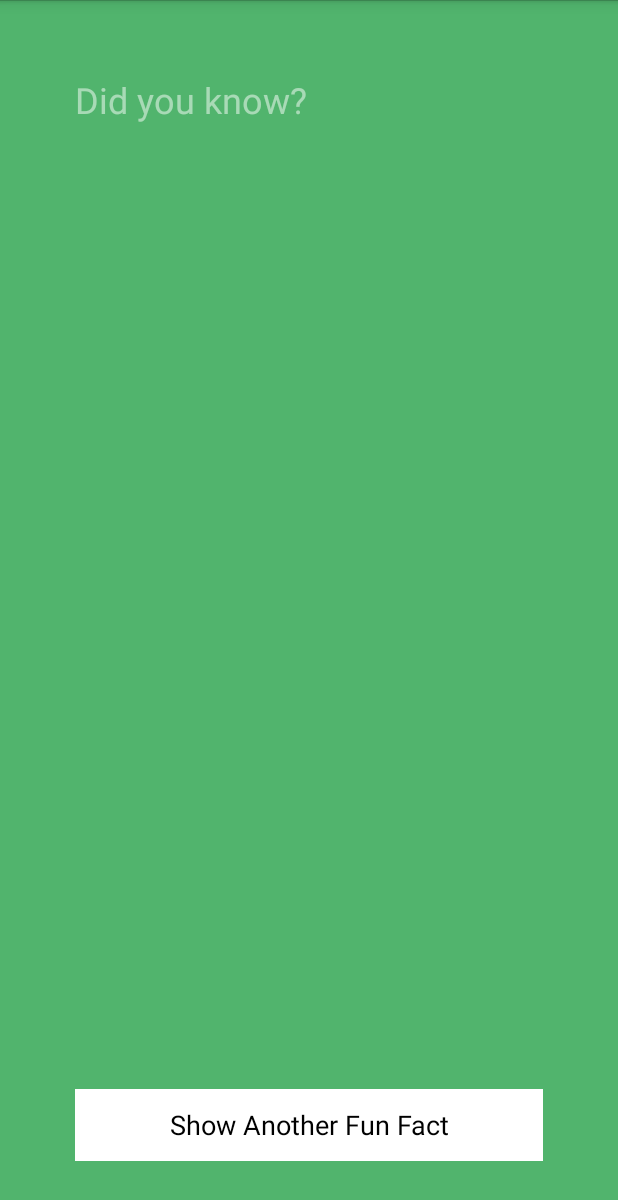
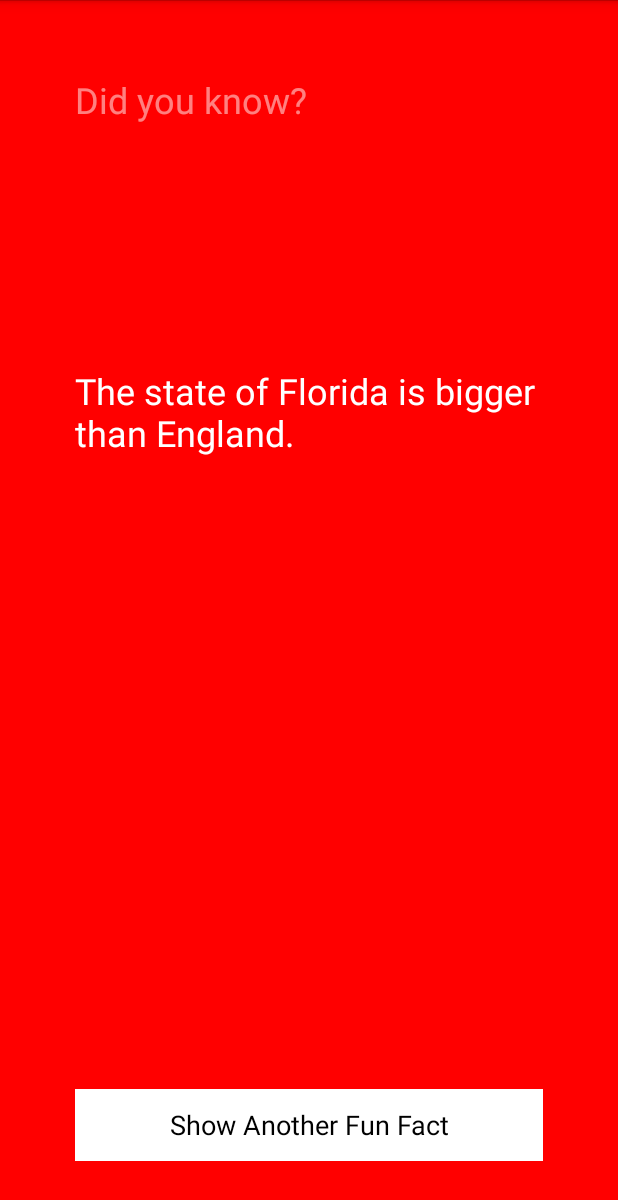
Before and after one commit to IbraDirir/FunFactsApp, an Android app: the screen it shows after launch (FunFactsActivity), after a tap on "Show Another Fun Fact", on a phone screen of 412 x 824 dp. Shown: the top 1200 px of the screen. Run offline under Robolectric (Android 15) with nearby library versions, the phone set to English and light mode, and no system bars.

Commit message:
changed the color to red

```diff
--- a/app/src/main/java/com/moringaschool/funfacts/FactBook.java
+++ b/app/src/main/java/com/moringaschool/funfacts/FactBook.java
@@ -4,9 +4,7 @@ import java.util.Random;
 
 public class FactBook {
     //Member variables
-
-    public String getFact() {
-        String[] facts = {"Ants stretch when they wake up in the morning.",
+    public String[] mfacts = {"Ants stretch when they wake up in the morning.",
             "Ostriches can run faster than horses.",
             "Olympic gold medals are actually  made mostly of silver.",
             "You are born with 300 bones; by the time you are an adult you will have 206.",
@@ -17,14 +15,17 @@ public class FactBook {
             "On average it takes 66 days to form a new habit.",
             "Mammoths still walked the earth when the Great Pyramid was being built."};
 
+    public String getFact() {
+
+
         String fact = "";
 
         //Randomly select a fact
+        Random randomGenerator = new Random(); // Construct a new Random number generator
+        int randomNumber = randomGenerator.nextInt(mfacts.length);
 
-        Random randomGenerator = new Random(); // Construct a new Random number genereator
-        int randomNumber = randomGenerator.nextInt(facts.length);
+        fact = mfacts[randomNumber];
 
-        fact = facts[randomNumber];
         return fact;
     }
 
--- a/app/src/main/java/com/moringaschool/funfacts/FunFactsActivity.java
+++ b/app/src/main/java/com/moringaschool/funfacts/FunFactsActivity.java
@@ -17,7 +17,9 @@ import static android.graphics.Color.*;
 
 
 public class FunFactsActivity extends Activity {
-    private FactBook mFactBoook;
+
+    private FactBook mFactBook = new FactBook();
+
     @Override
     protected void onCreate(Bundle savedInstanceState) {
 
@@ -26,13 +28,14 @@ public class FunFactsActivity extends Activity {
     // Declare our view variable and assign them the views from the layout files
         final TextView factLabel = (TextView) findViewById(R.id.factTextView);
         Button showFactButton = (Button) findViewById(R.id.showFactButton);
+        final RelativeLayout relativeLayout = (RelativeLayout) findViewById(R.id.relativeLayout);
         View.OnClickListener listener  = new View.OnClickListener() {
             @Override
             public void onClick(View view) {
-
+                String fact = mFactBook.getFact();
              //Update the label with our dynamic fact
-                factLabel.setText("");
-
+                factLabel.setText(fact);
+                relativeLayout.setBackgroundColor(Color.RED);
 
             }
         };
```
Lines whose indentation alone changed are shown as unchanged.
